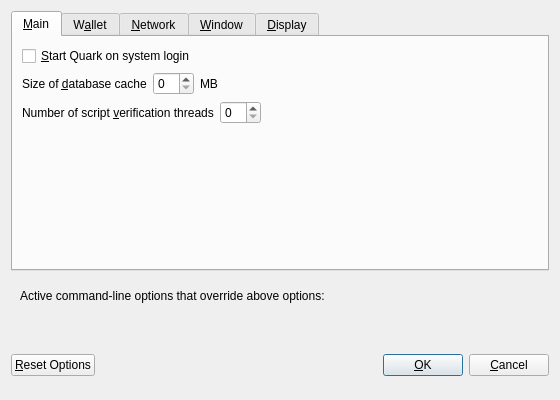
First picture: the form in src/qt/forms/optionsdialog.ui, repository MaxGuevara/quark092, before the edit.
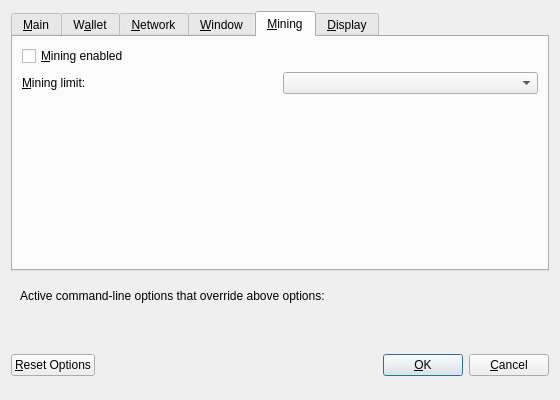
Second picture: the form after the edit. The open tabs and pages were chosen to show the change. Custom widgets are drawn as their Qt base class.

Commit message: Mining UI settings

```diff
--- a/src/qt/forms/optionsdialog.ui
+++ b/src/qt/forms/optionsdialog.ui
@@ -408,6 +408,66 @@
        </item>
       </layout>
      </widget>
+     
+     <widget class="QWidget" name="tabMining">
+      <attribute name="title">
+       <string>&amp;Mining</string>
+      </attribute>
+      <layout class="QVBoxLayout" name="verticalLayout_Mining">
+      
+       <item>
+        <widget class="QCheckBox" name="checkboxMiningEnabled">
+         <property name="toolTip">
+          <string>&lt;html&gt;&lt;head/&gt;&lt;body&gt;&lt;p&gt;Whether to enabled Quark mining by default.&lt;/p&gt;&lt;/body&gt;&lt;/html&gt;</string>
+         </property>
+         <property name="text">
+          <string>&amp;Mining enabled</string>
+         </property>
+        </widget>
+       </item>
+       
+       <item>
+        <layout class="QHBoxLayout" name="horizontalLayout_2_Mining">        
+         <item>
+          <widget class="QLabel" name="labelMiningProcLimit">
+           <property name="text">
+            <string>&amp;Mining limit:</string>
+           </property>
+           <property name="textFormat">
+            <enum>Qt::PlainText</enum>
+           </property>
+           <property name="buddy">
+            <cstring>comboMiningProcLimit</cstring>
+           </property>
+          </widget>
+         </item>
+         <item>
+          <widget class="QValueComboBox" name="comboMiningProcLimit">
+           <property name="toolTip">
+            <string>Choose the default mining intensity.</string>
+           </property>
+          </widget>
+         </item>
+        </layout>
+       </item>
+       <item>
+        <spacer name="verticalSpacer_Display">
+         <property name="orientation">
+          <enum>Qt::Vertical</enum>
+         </property>
+         <property name="sizeHint" stdset="0">
+          <size>
+           <width>20</width>
+           <height>40</height>
+          </size>
+         </property>
+        </spacer>
+       </item>
+       
+      </layout>
+     </widget>
+     
+     
      <widget class="QWidget" name="tabDisplay">
       <attribute name="title">
        <string>&amp;Display</string>
```
The commit also changes 6 other files.
